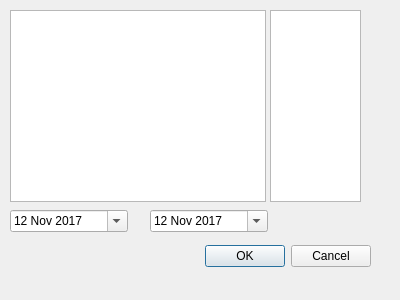
hudie8655/docHelper, file FilterFrm.ui: the form before one commit.
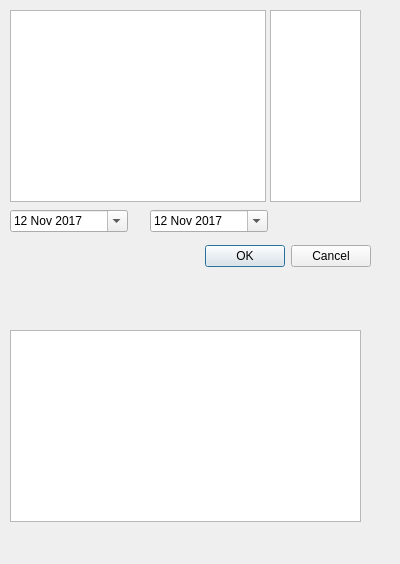
The form after the commit.

What changed in the file:
```diff
--- a/FilterFrm.ui
+++ b/FilterFrm.ui
@@ -7,7 +7,7 @@
     <x>0</x>
     <y>0</y>
     <width>400</width>
-    <height>300</height>
+    <height>564</height>
    </rect>
   </property>
   <property name="windowTitle">
@@ -124,6 +124,22 @@
     <bool>true</bool>
    </property>
   </widget>
+  <widget class="QListWidget" name="pretitlelistWidget">
+   <property name="geometry">
+    <rect>
+     <x>10</x>
+     <y>330</y>
+     <width>351</width>
+     <height>192</height>
+    </rect>
+   </property>
+   <property name="selectionMode">
+    <enum>QAbstractItemView::ExtendedSelection</enum>
+   </property>
+   <property name="sortingEnabled">
+    <bool>true</bool>
+   </property>
+  </widget>
  </widget>
  <resources/>
  <connections>
```
